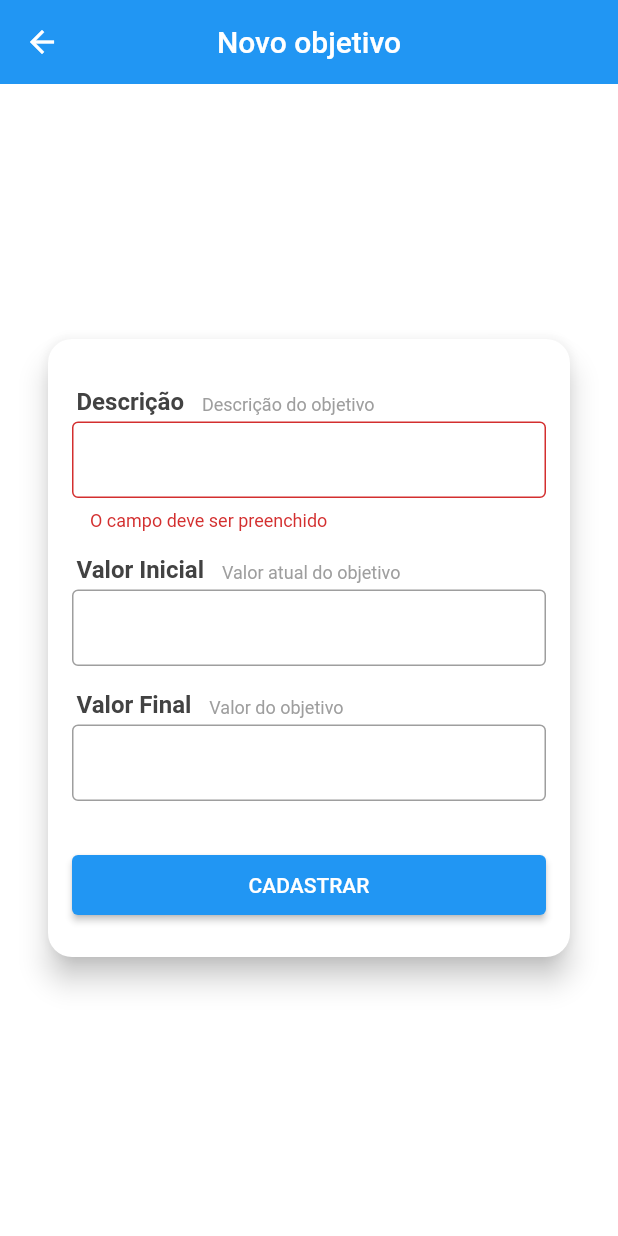
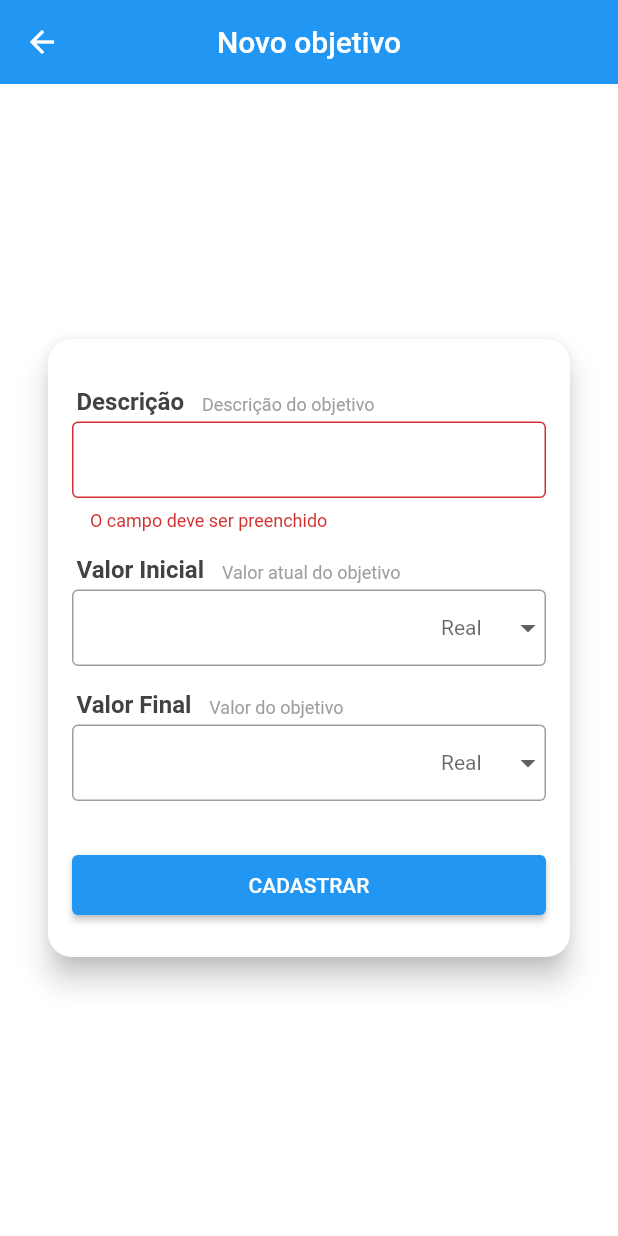
Before and after one commit to savio2503/target_flutter, a Flutter app: the AddTarget screen opened directly, on a phone screen of 412 x 824 dp. Run offline on Flutter 3.47's test engine with Material 2 defaults, Android fonts, the phone set to English and light mode, and no system bars; drawn by our look-alikes of dropdown_button2; our stand-ins replace brasil_fields, flutter_mobx, get_it, mobx, parse_server_sdk_flutter; accounts and stored records are empty; generated files the repository leaves out were written again.

Commit message:
adicionando sufixo. Para disser se aquela criação vai ser em Real ou em Dólar.

```diff
--- /dev/null
+++ b/lib/components/select_items.dart
@@ -0,0 +1,65 @@
+import 'package:dropdown_button2/dropdown_button2.dart';
+import 'package:flutter/material.dart';
+import 'package:flutter_mobx/flutter_mobx.dart';
+import 'package:target_flutter/model/debit.dart';
+import 'package:target_flutter/stores/add_store.dart';
+
+class SelectItems extends StatefulWidget {
+  const SelectItems(this.addStore, this.setChange);
+
+  final AddStore addStore;
+  final void Function(TypeDebit) setChange;
+
+  @override
+  State<SelectItems> createState() => _SelectItemsState();
+}
+
+class _SelectItemsState extends State<SelectItems> {
+  final List<String> items = [
+    'Real',
+    'Dolár',
+  ];
+  String? selectedValue;
+
+  @override
+  Widget build(BuildContext context) {
+    return DropdownButtonHideUnderline(
+        child: DropdownButton2(
+          hint: Center(
+            child: Text(
+              'Real',
+              style: TextStyle(
+                fontSize: 14,
+                color: Theme.of(context).hintColor,
+              ),
+            ),
+          ),
+          items: items
+              .map((item) => DropdownMenuItem<String>(
+                    value: item,
+                    child: Text(
+                      item,
+                      style: const TextStyle(
+                        fontSize: 14,
+                      ),
+                    ),
+                  ))
+              .toList(),
+          value: selectedValue,
+          onChanged: (value) {
+            if (value == "Real") {
+              widget.setChange(TypeDebit.REAL);
+            } else {
+              widget.setChange(TypeDebit.DOLLAR);
+            }
+            setState(() {
+              selectedValue = value as String;
+            });
+          },
+          buttonHeight: 40,
+          buttonWidth: 70,
+          itemHeight: 40,
+        ),
+      );
+  }
+}
--- a/lib/model/debit.dart
+++ b/lib/model/debit.dart
@@ -4,6 +4,8 @@ import 'package:target_flutter/model/user.dart';
 import 'package:target_flutter/repository/table_keys.dart';
 
 import '../repository/user_repository.dart';
+
+enum TypeDebit { REAL, DOLLAR }
 
 class Debit {
   String? id;
--- a/lib/screens/add/add_screen.dart
+++ b/lib/screens/add/add_screen.dart
@@ -1,11 +1,22 @@
 import 'package:brasil_fields/brasil_fields.dart';
+import 'package:dropdown_button2/dropdown_button2.dart';
 import 'package:flutter/material.dart';
 import 'package:flutter/services.dart';
 import 'package:flutter_mobx/flutter_mobx.dart';
 import 'package:target_flutter/components/error_box.dart';
+import 'package:target_flutter/model/debit.dart';
 import 'package:target_flutter/stores/add_store.dart';
 
-class AddTarget extends StatelessWidget {
+import '../../components/select_items.dart';
+
+class AddTarget extends StatefulWidget {
+  const AddTarget({super.key});
+
+  @override
+  State<AddTarget> createState() => _AddTargetState();
+}
+
+class _AddTargetState extends State<AddTarget> {
   final AddStore addStore = AddStore();
 
   @override
@@ -82,10 +93,13 @@ class AddTarget extends StatelessWidget {
                         Observer(builder: (_) {
                           return TextField(
                             enabled: !addStore.loading,
-                            decoration: const InputDecoration(
-                              prefixText: 'R\$ ',
-                              border: OutlineInputBorder(),
+                            decoration: InputDecoration(
+                              prefixText: addStore.tipoInicial == TypeDebit.REAL
+                                  ? 'R\$ '
+                                  : 'U\$ ',
+                              border: const OutlineInputBorder(),
                               isDense: true,
+                              suffixIcon: SelectItems(addStore, addStore.setTipoInicial),
                             ),
                             inputFormatters: [
                               FilteringTextInputFormatter.digitsOnly,
@@ -109,10 +123,13 @@ class AddTarget extends StatelessWidget {
                         Observer(builder: (_) {
                           return TextField(
                             enabled: !addStore.loading,
-                            decoration: const InputDecoration(
-                              prefixText: 'R\$ ',
-                              border: OutlineInputBorder(),
+                            decoration: InputDecoration(
+                              prefixText: addStore.tipoFinal == TypeDebit.REAL
+                                  ? 'R\$ '
+                                  : 'U\$ ',
+                              border: const OutlineInputBorder(),
                               isDense: true,
+                              suffixIcon: SelectItems(addStore, addStore.setTipoFinal),
                             ),
                             inputFormatters: [
                               FilteringTextInputFormatter.digitsOnly,
--- a/lib/stores/add_store.dart
+++ b/lib/stores/add_store.dart
@@ -1,6 +1,7 @@
 import 'package:flutter/material.dart';
 import 'package:get_it/get_it.dart';
 import 'package:mobx/mobx.dart';
+import 'package:target_flutter/model/debit.dart';
 import 'package:target_flutter/repository/target_repository.dart';
 import 'package:target_flutter/stores/debit_store.dart';
 import 'package:target_flutter/stores/user_manager_store.dart';
@@ -20,7 +21,19 @@ abstract class _AddStore with Store {
   double valorInicial = 0.0;
 
   @observable
+  TypeDebit tipoInicial = TypeDebit.REAL;
+
+  @action
+  void setTipoInicial(TypeDebit value) => tipoInicial = value;
+
+  @observable
   double valorFinal = 0.0;
+
+  @observable
+  TypeDebit tipoFinal = TypeDebit.REAL;
+
+  @action
+  void setTipoFinal(TypeDebit value) => tipoFinal = value;
 
   @observable
   String? error;
--- a/pubspec.yaml
+++ b/pubspec.yaml
@@ -45,6 +45,7 @@ dependencies:
   intl: ^0.17.0
   shared_preferences: ^2.0.15
   dio: ^4.0.6
+  dropdown_button2: ^1.8.5
 
 dev_dependencies:
   flutter_test:
```
Also changed, not shown: lib/stores/add_store.g.dart, pubspec.lock.
